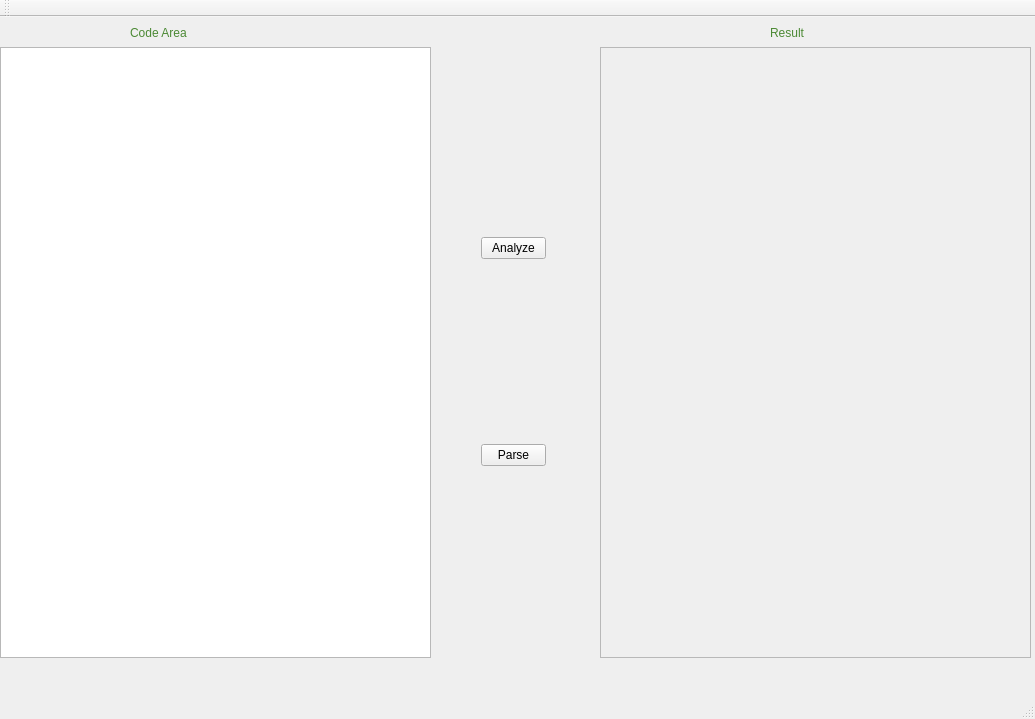
This is mainwindow.ui in bullheadandplato/compiler-palm-tree as Qt 5 draws it before an edit. The edited form follows.
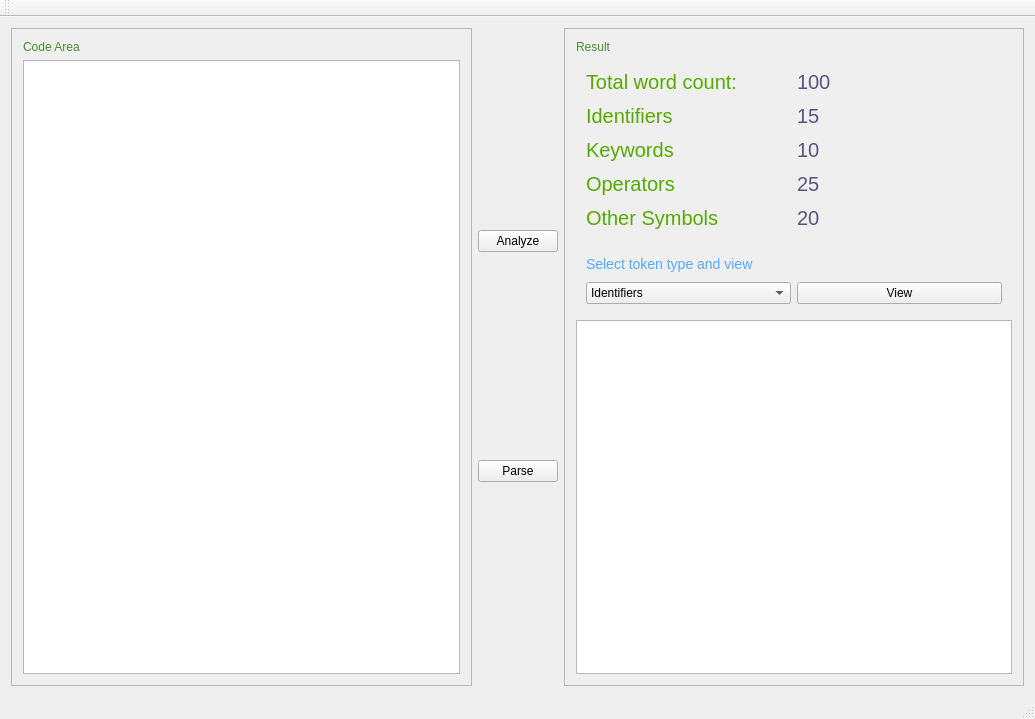
This is the edited form. Custom widgets are drawn as their Qt base class.

Commit message: added reslut interface

What changed in the file:
```diff
--- a/mainwindow.ui
+++ b/mainwindow.ui
@@ -14,110 +14,300 @@
    <string>MainWindow</string>
   </property>
   <widget class="QWidget" name="centralWidget">
-   <widget class="QFrame" name="frame">
-    <property name="geometry">
-     <rect>
-      <x>0</x>
-      <y>30</y>
-      <width>431</width>
-      <height>611</height>
-     </rect>
-    </property>
-    <property name="frameShape">
-     <enum>QFrame::StyledPanel</enum>
-    </property>
-    <property name="frameShadow">
-     <enum>QFrame::Raised</enum>
-    </property>
-    <widget class="CodeEditor" name="plainTextEdit">
-     <property name="geometry">
-      <rect>
-       <x>0</x>
-       <y>0</y>
-       <width>431</width>
-       <height>611</height>
-      </rect>
-     </property>
-    </widget>
-   </widget>
-   <widget class="QFrame" name="frame_2">
-    <property name="geometry">
-     <rect>
-      <x>600</x>
-      <y>30</y>
-      <width>431</width>
-      <height>611</height>
-     </rect>
-    </property>
-    <property name="frameShape">
-     <enum>QFrame::StyledPanel</enum>
-    </property>
-    <property name="frameShadow">
-     <enum>QFrame::Raised</enum>
-    </property>
-   </widget>
-   <widget class="QWidget" name="verticalLayoutWidget">
-    <property name="geometry">
-     <rect>
-      <x>470</x>
-      <y>30</y>
-      <width>87</width>
-      <height>611</height>
-     </rect>
-    </property>
-    <layout class="QVBoxLayout" name="verticalLayout">
-     <item>
-      <widget class="QPushButton" name="pushButton_2">
-       <property name="text">
-        <string>Analyze</string>
-       </property>
-      </widget>
-     </item>
-     <item>
-      <widget class="QPushButton" name="pushButton">
-       <property name="text">
-        <string>Parse</string>
-       </property>
-      </widget>
-     </item>
-    </layout>
-   </widget>
-   <widget class="QLabel" name="label">
-    <property name="geometry">
-     <rect>
-      <x>130</x>
-      <y>0</y>
-      <width>171</width>
-      <height>31</height>
-     </rect>
-    </property>
-    <property name="styleSheet">
-     <string notr="true">color: rgb(75, 137, 52);
+   <layout class="QGridLayout" name="gridLayout">
+    <item row="0" column="0">
+     <widget class="QFrame" name="frame">
+      <property name="frameShape">
+       <enum>QFrame::StyledPanel</enum>
+      </property>
+      <property name="frameShadow">
+       <enum>QFrame::Raised</enum>
+      </property>
+      <layout class="QVBoxLayout" name="verticalLayout_2">
+       <item>
+        <widget class="QLabel" name="label">
+         <property name="styleSheet">
+          <string notr="true">color: rgb(75, 137, 52);
 font: 20pt &quot;Cantarell&quot;;
 </string>
-    </property>
-    <property name="text">
-     <string>Code Area</string>
-    </property>
-   </widget>
-   <widget class="QLabel" name="label_2">
-    <property name="geometry">
-     <rect>
-      <x>770</x>
-      <y>0</y>
-      <width>171</width>
-      <height>31</height>
-     </rect>
-    </property>
-    <property name="styleSheet">
-     <string notr="true">color: rgb(75, 137, 52);
+         </property>
+         <property name="text">
+          <string>Code Area</string>
+         </property>
+        </widget>
+       </item>
+       <item>
+        <widget class="CodeEditor" name="plainTextEdit"/>
+       </item>
+      </layout>
+     </widget>
+    </item>
+    <item row="0" column="1">
+     <layout class="QVBoxLayout" name="verticalLayout">
+      <item>
+       <widget class="QPushButton" name="pushButton_2">
+        <property name="text">
+         <string>Analyze</string>
+        </property>
+       </widget>
+      </item>
+      <item>
+       <widget class="QPushButton" name="pushButton">
+        <property name="text">
+         <string>Parse</string>
+        </property>
+       </widget>
+      </item>
+     </layout>
+    </item>
+    <item row="0" column="2">
+     <widget class="QFrame" name="frame_2">
+      <property name="frameShape">
+       <enum>QFrame::StyledPanel</enum>
+      </property>
+      <property name="frameShadow">
+       <enum>QFrame::Raised</enum>
+      </property>
+      <layout class="QVBoxLayout" name="verticalLayout_3">
+       <item>
+        <widget class="QLabel" name="label_2">
+         <property name="styleSheet">
+          <string notr="true">color: rgb(75, 137, 52);
 font: 20pt &quot;Cantarell&quot;;
 </string>
-    </property>
-    <property name="text">
-     <string>Result</string>
-    </property>
-   </widget>
+         </property>
+         <property name="text">
+          <string>Result</string>
+         </property>
+        </widget>
+       </item>
+       <item>
+        <layout class="QVBoxLayout" name="verticalLayout_4">
+         <property name="spacing">
+          <number>10</number>
+         </property>
+         <property name="leftMargin">
+          <number>10</number>
+         </property>
+         <property name="topMargin">
+          <number>10</number>
+         </property>
+         <property name="rightMargin">
+          <number>10</number>
+         </property>
+         <property name="bottomMargin">
+          <number>10</number>
+         </property>
+         <item>
+          <layout class="QHBoxLayout" name="horizontalLayout">
+           <item>
+            <widget class="QLabel" name="label_3">
+             <property name="styleSheet">
+              <string notr="true">color:rgb(85, 170, 0);
+font:20px;</string>
+             </property>
+             <property name="text">
+              <string>Total word count:</string>
+             </property>
+            </widget>
+           </item>
+           <item>
+            <widget class="QLabel" name="totalWordCountlbl">
+             <property name="styleSheet">
+              <string notr="true">color:rgb(85, 85, 127);
+font:20px;</string>
+             </property>
+             <property name="text">
+              <string>100</string>
+             </property>
+            </widget>
+           </item>
+          </layout>
+         </item>
+         <item>
+          <layout class="QHBoxLayout" name="horizontalLayout_2">
+           <item>
+            <widget class="QLabel" name="idenLbl">
+             <property name="styleSheet">
+              <string notr="true">color:rgb(85, 170, 0);
+font:20px;</string>
+             </property>
+             <property name="text">
+              <string>Identifiers</string>
+             </property>
+            </widget>
+           </item>
+           <item>
+            <widget class="QLabel" name="label_4">
+             <property name="styleSheet">
+              <string notr="true">color:rgb(85, 85, 127);
+font:20px;</string>
+             </property>
+             <property name="text">
+              <string>15</string>
+             </property>
+            </widget>
+           </item>
+          </layout>
+         </item>
+         <item>
+          <layout class="QHBoxLayout" name="horizontalLayout_4">
+           <item>
+            <widget class="QLabel" name="label_8">
+             <property name="styleSheet">
+              <string notr="true">color:rgb(85, 170, 0);
+font:20px;</string>
+             </property>
+             <property name="text">
+              <string>Keywords</string>
+             </property>
+            </widget>
+           </item>
+           <item>
+            <widget class="QLabel" name="keywordLbl">
+             <property name="styleSheet">
+              <string notr="true">color:rgb(85, 85, 127);
+font:20px;</string>
+             </property>
+             <property name="text">
+              <string>10</string>
+             </property>
+            </widget>
+           </item>
+          </layout>
+         </item>
+         <item>
+          <layout class="QHBoxLayout" name="horizontalLayout_3">
+           <item>
+            <widget class="QLabel" name="label_5">
+             <property name="styleSheet">
+              <string notr="true">color:rgb(85, 170, 0);
+font:20px;</string>
+             </property>
+             <property name="text">
+              <string>Operators</string>
+             </property>
+            </widget>
+           </item>
+           <item>
+            <widget class="QLabel" name="operLbl">
+             <property name="styleSheet">
+              <string notr="true">color:rgb(85, 85, 127);
+font:20px;</string>
+             </property>
+             <property name="text">
+              <string>25</string>
+             </property>
+            </widget>
+           </item>
+          </layout>
+         </item>
+         <item>
+          <layout class="QHBoxLayout" name="horizontalLayout_5">
+           <item>
+            <widget class="QLabel" name="label_7">
+             <property name="styleSheet">
+              <string notr="true">color:rgb(85, 170, 0);
+font:20px;</string>
+             </property>
+             <property name="text">
+              <string>Other Symbols</string>
+             </property>
+            </widget>
+           </item>
+           <item>
+            <widget class="QLabel" name="otherLbl">
+             <property name="styleSheet">
+              <string notr="true">color:rgb(85, 85, 127);
+font:20px;</string>
+             </property>
+             <property name="text">
+              <string>20</string>
+             </property>
+            </widget>
+           </item>
+          </layout>
+         </item>
+        </layout>
+       </item>
+       <item>
+        <layout class="QVBoxLayout" name="verticalLayout_5">
+         <property name="spacing">
+          <number>10</number>
+         </property>
+         <property name="leftMargin">
+          <number>10</number>
+         </property>
+         <property name="topMargin">
+          <number>10</number>
+         </property>
+         <property name="rightMargin">
+          <number>10</number>
+         </property>
+         <property name="bottomMargin">
+          <number>10</number>
+         </property>
+         <item>
+          <widget class="QLabel" name="label_6">
+           <property name="styleSheet">
+            <string notr="true">color:rgb(85, 170, 255);
+font:14px;
+</string>
+           </property>
+           <property name="text">
+            <string>Select token type and view</string>
+           </property>
+          </widget>
+         </item>
+         <item>
+          <layout class="QHBoxLayout" name="horizontalLayout_6">
+           <item>
+            <widget class="QComboBox" name="comboBox">
+             <item>
+              <property name="text">
+               <string>Identifiers</string>
+              </property>
+             </item>
+             <item>
+              <property name="text">
+               <string>Keywords</string>
+              </property>
+             </item>
+             <item>
+              <property name="text">
+               <string>Operators</string>
+              </property>
+             </item>
+             <item>
+              <property name="text">
+               <string>Other symbols</string>
+              </property>
+             </item>
+             <item>
+              <property name="text">
+               <string>All</string>
+              </property>
+             </item>
+            </widget>
+           </item>
+           <item>
+            <widget class="QPushButton" name="pushButton_3">
+             <property name="text">
+              <string>View</string>
+             </property>
+            </widget>
+           </item>
+          </layout>
+         </item>
+        </layout>
+       </item>
+       <item>
+        <widget class="QTextEdit" name="textEdit"/>
+       </item>
+      </layout>
+     </widget>
+    </item>
+   </layout>
   </widget>
   <widget class="QStatusBar" name="statusBar"/>
   <widget class="QToolBar" name="mainToolBar">
```
